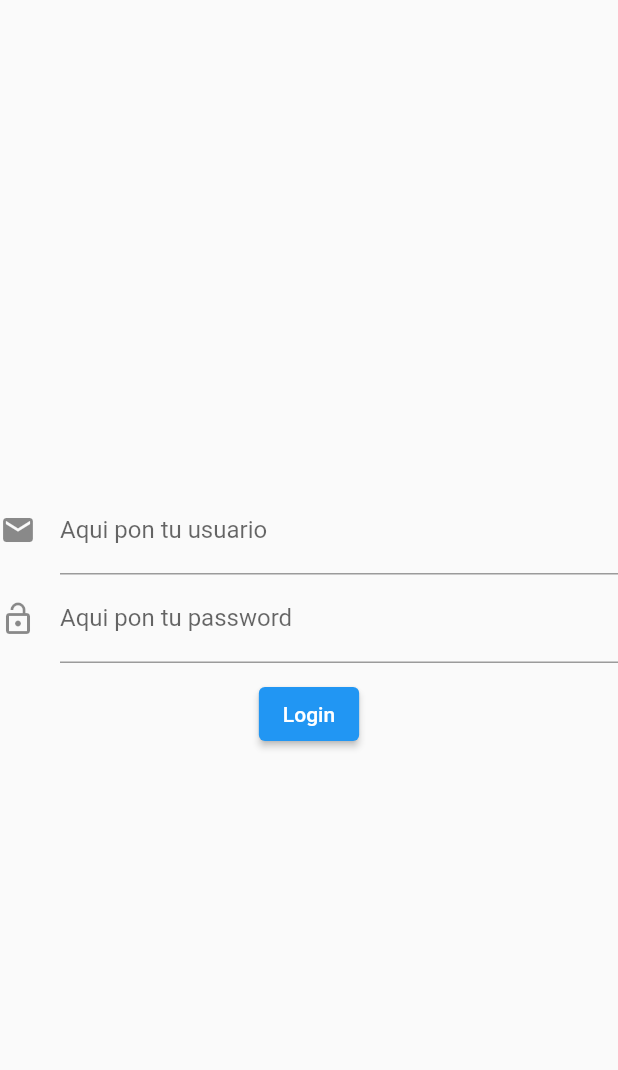
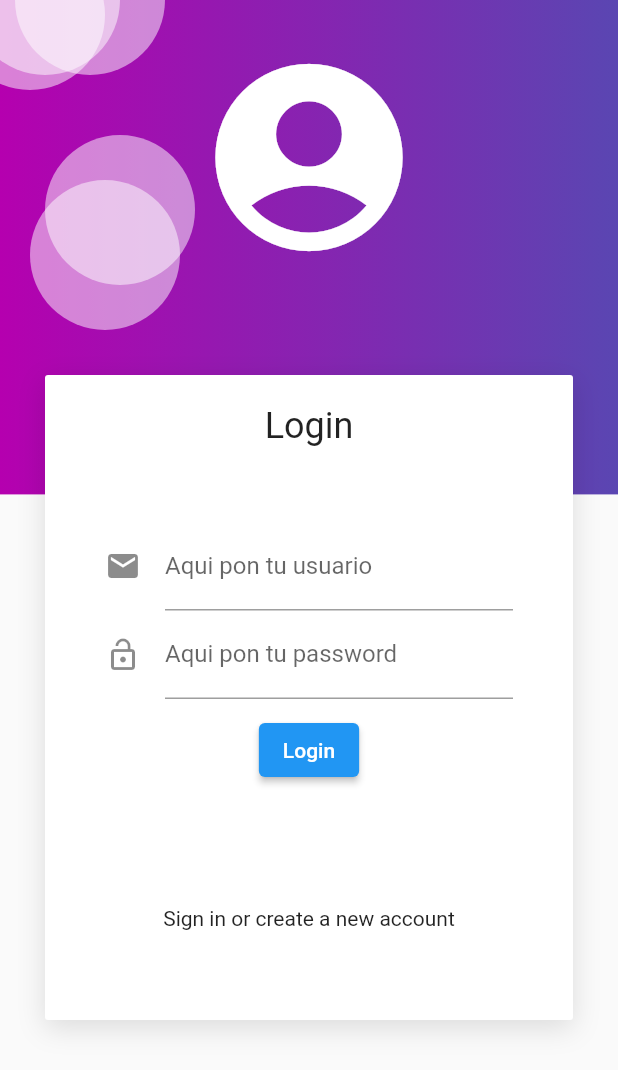
Before and after one commit to JA5E/flutter_application_2, a Flutter app: the screen it shows after launch, on a phone screen of 412 x 824 dp. Shown: the top 1070 px of the screen. Run offline on Flutter 3.47's test engine with Material 2 defaults, Android fonts, the phone set to English and light mode, and no system bars.

Commit message:
Add background image and card container to login screen

```diff
--- a/lib/screens/login_screen.dart
+++ b/lib/screens/login_screen.dart
@@ -1,4 +1,6 @@
 import 'package:flutter/material.dart';
+import 'package:flutter_application_2/widgets/auth_background.dart';
+import 'package:flutter_application_2/widgets/card_container.dart';
 
 class LoginScreen extends StatefulWidget {
   const LoginScreen({super.key});
@@ -14,16 +16,46 @@ class _LoginScreenState extends State<LoginScreen> {
   @override
   Widget build(BuildContext context) {
     return Scaffold(
-      body: SafeArea(
-        child: Stack(
-          children: [_loginForm()],
+      body: AuthBackground(
+          child: SingleChildScrollView(
+        child: Column(
+          children: [
+            const SizedBox(
+              height: 250,
             ),
+            CardContainer(
+                child: Column(
+              children: [
+                const SizedBox(
+                  height: 10,
                 ),
+                Text("Login", style: Theme.of(context).textTheme.headlineSmall),
+                const SizedBox(
+                  height: 20,
+                ),
+                _loginForm(),
+                const SizedBox(
+                  height: 50,
+                ),
+                const Text(
+                  "Sign in or create a new account",
+                  style: TextStyle(fontSize: 14),
+                ),
+                const SizedBox(
+                  height: 50,
+                ),
+              ],
+            )),
+          ],
+        ),
+      )),
     );
   }
 
   Widget _loginForm() {
-    return Column(
+    var column = Container(
+      padding: const EdgeInsets.all(30.0),
+      child: Column(
         mainAxisAlignment: MainAxisAlignment.center,
         children: [
           TextField(
@@ -46,7 +78,9 @@ class _LoginScreenState extends State<LoginScreen> {
             ),
           )
         ],
+      ),
     );
+    return column;
   }
 
   void onLogin() {
--- /dev/null
+++ b/lib/widgets/auth_background.dart
@@ -0,0 +1,91 @@
+import 'package:flutter/material.dart';
+
+class AuthBackground extends StatelessWidget {
+  final Widget child;
+
+  const AuthBackground({Key? key, required this.child}) : super(key: key);
+
+  @override
+  Widget build(BuildContext context) {
+    return Container(
+      width: double.infinity,
+      height: double.infinity,
+      child: Stack(children: [_PurpleBox(), _HeaderIcon(), this.child]),
+    );
+  }
+}
+
+class _HeaderIcon extends StatelessWidget {
+  @override
+  Widget build(BuildContext context) {
+    return SafeArea(
+        child: Container(
+      width: double.infinity,
+      margin: const EdgeInsets.only(top: 30),
+      child: const Icon(
+        Icons.account_circle,
+        color: Colors.white,
+        size: 150,
+      ),
+    ));
+  }
+}
+
+class _PurpleBox extends StatelessWidget {
+  @override
+  Widget build(BuildContext context) {
+    final size = MediaQuery.of(context).size;
+    return Container(
+      width: double.infinity,
+      height: size.height * .4,
+      decoration: _purpleBackground(),
+      child: Stack(
+        children: [
+          Positioned(
+            child: _Bubble(),
+            top: 90,
+            left: 30,
+          ),
+          Positioned(
+            child: _Bubble(),
+            top: -40,
+            left: -30,
+          ),
+          Positioned(
+            child: _Bubble(),
+            top: -50,
+            left: -20,
+          ),
+          Positioned(
+            child: _Bubble(),
+            top: -50,
+            left: 10,
+          ),
+          Positioned(
+            child: _Bubble(),
+            top: 120,
+            left: 20,
+          ),
+        ],
+      ),
+    );
+  }
+
+  BoxDecoration _purpleBackground() => const BoxDecoration(
+      gradient: LinearGradient(
+          colors: [Color(0xFFB500AF), Color.fromRGBO(90, 70, 178, 1)]));
+}
+
+class _Bubble extends StatelessWidget {
+  @override
+  Widget build(BuildContext context) {
+    return Container(
+      width: 100,
+      height: 100,
+      decoration: BoxDecoration(
+        borderRadius: BorderRadius.circular(100),
+        color: const Color.fromRGBO(255, 255, 255, .5),
+      ),
+    );
+  }
+}
--- /dev/null
+++ b/lib/widgets/card_container.dart
@@ -0,0 +1,31 @@
+import 'package:flutter/material.dart';
+
+class CardContainer extends StatelessWidget {
+  final Widget child;
+
+  const CardContainer({Key? key, required this.child}) : super(key: key);
+
+  @override
+  Widget build(BuildContext context) {
+    return Padding(
+      padding: const EdgeInsets.symmetric(horizontal: 30),
+      child: Container(
+        width: double.infinity,
+        padding: const EdgeInsets.all(10),
+        decoration: _createCardShape(),
+        child: this.child,
+      ),
+    );
+  }
+
+  BoxDecoration _createCardShape() => BoxDecoration(
+          color: Colors.white,
+          borderRadius: BorderRadius.circular(2),
+          boxShadow: const [
+            BoxShadow(
+              color: Colors.black12,
+              blurRadius: 15,
+              offset: Offset(0, 5),
+            )
+          ]);
+}
```
Lines whose indentation alone changed are shown as unchanged.
